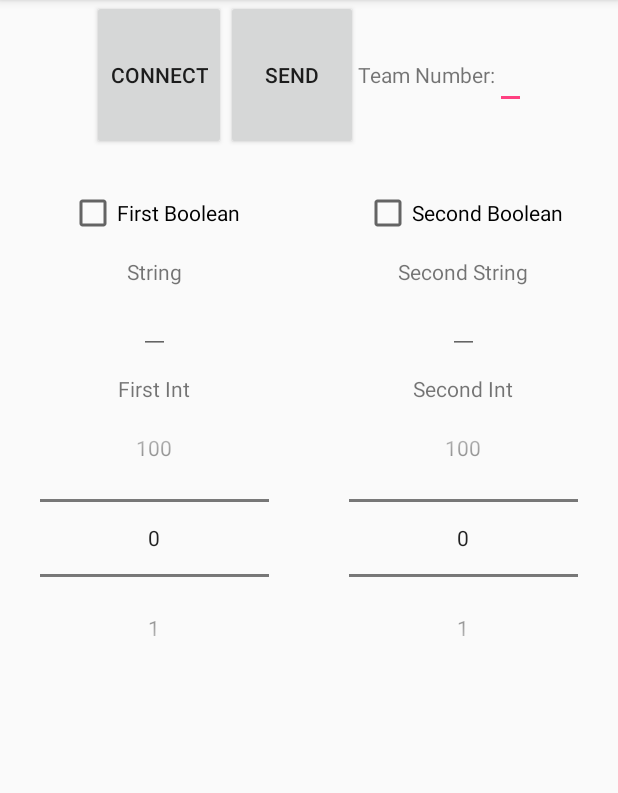
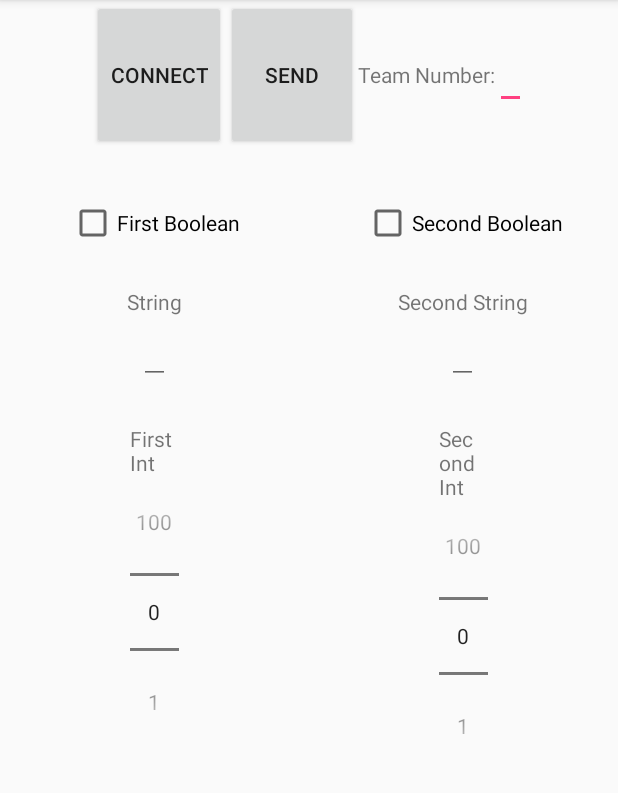
Before and after one commit to olechiw/Hot67-Bluetooth-Scouter, an Android app: the ScoutActivity screen opened directly, with no data from a screen before it, on a phone screen of 412 x 824 dp, the part 84-877 px from its top. Run offline under Robolectric (Android 15) with nearby library versions, the phone set to English and light mode, and no system bars.

Commit message:
Going to bed. I tried some more to get 3 columns working on gridview, still no success.

```diff
--- a/app/src/main/java/org/hotteam67/bluetoothscouter/ScoutDataSection.java
+++ b/app/src/main/java/org/hotteam67/bluetoothscouter/ScoutDataSection.java
@@ -33,15 +33,74 @@ public class ScoutDataSection extends BaseAdapter {
 
     public View getView(int position, View convertView, ViewGroup parent)
     {
-        View v = null;
+        View v = convertView;
+
 
         if (position < variables.size())
         {
-            v = variables.get(position);
-            v.setPadding(40, 10, 40, 10);
+            return variables.get(position);
+            /*
+            int rowsLeft = (variables.size() % columns);
+
+
+            // Before last row
+            if (position < variables.size() - rowsLeft)
+                v = variables.get(position);
+
+            // Last row, but perfectly lined up anyway
+            else if (rowsLeft == 0)
+                v = variables.get(position);
+
+            // Last row, less than optimal, so we fill from the bottom in
+            else
+            {
+                int median = (columns % 2 == 0) ? (columns / 2) : (columns / 2) + 1;
+
+                if (position == variables.size() - rowsLeft) {}
+
+            }
+            */
+                // TODO: FIGURE OUT HOW TO DO THIS ALGORITHM.
+                // {1, 2, 3, 4, 5} << columns
+
+                // {1, 2} << leftover
+                // 1->3, 2->2 or 2->4 ?
+                // 1->2, 2->3 ?
+
+                // {1, 2, 3} << leftover
+                // 1->2,2->3, 3->4
+
+                // {1} << leftover
+                // 1->3
         }
 
+        GridView gv = (GridView) parent;
+        gv.setNumColumns(columns);
+        gv.setColumnWidth(columnWidth);
+
         return v;
+    }
+
+    public int measureCellWidth( Context context, View cell )
+    {
+
+        // We need a fake parent
+        FrameLayout buffer = new FrameLayout( context );
+        android.widget.AbsListView.LayoutParams layoutParams
+                = new  android.widget.AbsListView.LayoutParams(
+                android.widget.AbsListView.LayoutParams.WRAP_CONTENT,
+                android.widget.AbsListView.LayoutParams.WRAP_CONTENT);
+
+        buffer.addView( cell, layoutParams);
+
+        cell.forceLayout();
+        cell.measure(1000, 1000);
+
+        int width = cell.getMeasuredWidth();
+
+        buffer.removeAllViews();
+
+        return width;
     }
 
     public Object getItem(int position)
@@ -76,6 +135,7 @@ public class ScoutDataSection extends BaseAdapter {
                 label.setText(" ");
             layout.addView(label, params);
 
+            layout.setTag(String.valueOf(d.getValue()));
 
             switch (d.getValue())
             {
@@ -99,7 +159,33 @@ public class ScoutDataSection extends BaseAdapter {
 
             variables.add(layout);
         }
-    }
+
+        int width = 0;
+        for (View v : variables)
+        {
+            int id = Integer.valueOf((String)v.getTag());
+
+            if (id == TYPE_INTEGER)
+                v.setPadding(130, 20, 130, 20);
+            else
+                v.setPadding(20, 20, 20, 20);
+
+            int measure = measureCellWidth(context, v);
+            width = (width > measure ) ? width : measure;
+        }
+
+        DisplayMetrics metrics = new DisplayMetrics();
+        ((Activity)context).getWindowManager().getDefaultDisplay().getMetrics(metrics);
+        int screenWidth = metrics.widthPixels;
+
+        l("Columns Measured at Width: " + width);
+        l("Screen Measured at Width: " + screenWidth);
+
+        columns = (screenWidth/width);
+        columnWidth = width;
+        l("Columns Calculated: " + columns);
+    } int columns = 2;
+    int columnWidth = 0;
 
 
     public ScoutDataSection(Context c) {
@@ -285,11 +371,11 @@ public class ScoutDataSection extends BaseAdapter {
 
         return params;
     }
-
+*/
     private static void l(String s)
     {
         Log.d(BluetoothActivity.TAG, s);
     }
 
-    */
+
 }
--- a/app/src/main/res/layout/activity_scout.xml
+++ b/app/src/main/res/layout/activity_scout.xml
@@ -91,8 +91,8 @@
             android:layout_height="match_parent"
             android:numColumns="auto_fit"
             android:id="@+id/scoutLayout"
-            android:layout_gravity="center"
-            android:gravity="center">
+            android:layout_gravity="center_horizontal"
+            android:gravity="center_horizontal">
         </GridView>
 
 
```
